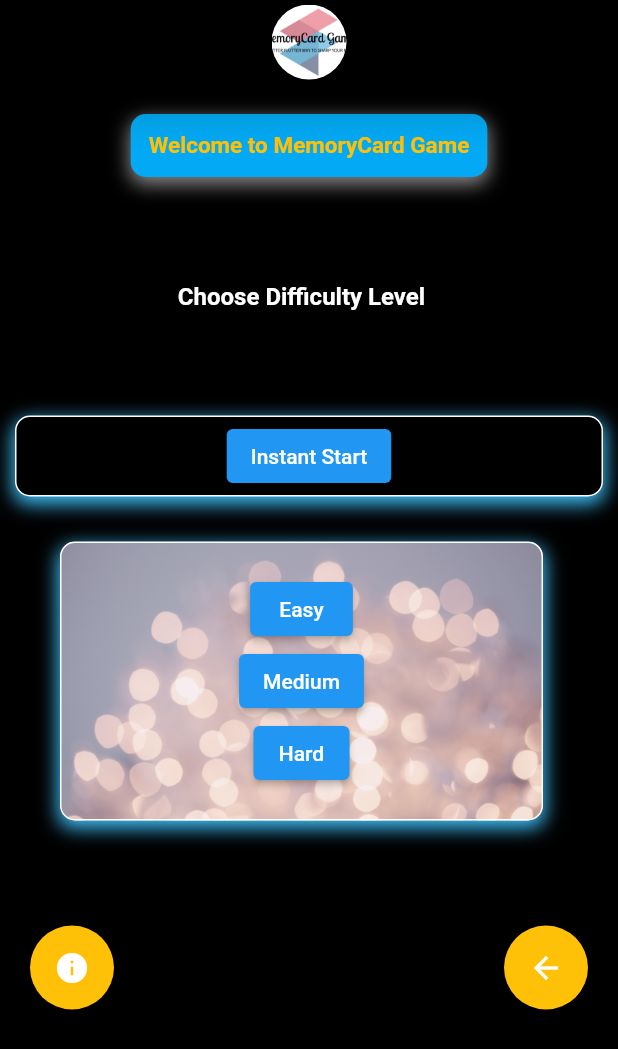
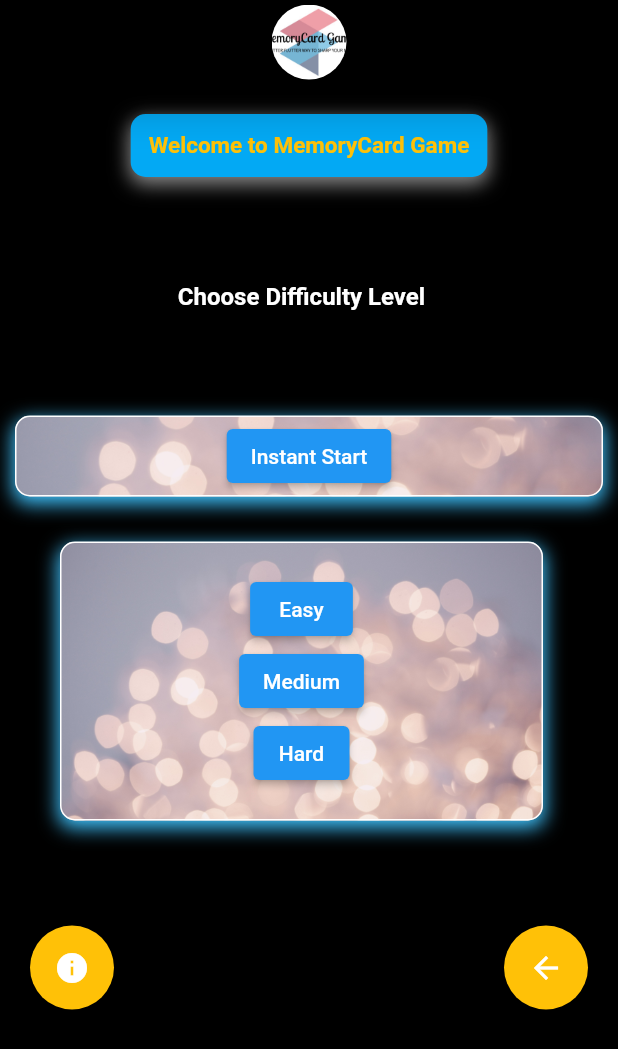
Before and after one commit to P01Sensai/MemoryCard-Game, a Flutter app: the screen it shows after launch, on a phone screen of 412 x 824 dp. Shown: the top 1049 px of the screen. Run offline on Flutter 3.47's test engine with Material 2 defaults, Android fonts, the phone set to English and light mode, and no system bars; our stand-ins replace animated_splash_screen, flutter_native_splash, page_transition.

Commit message:
newstart.dart page update

```diff
--- a/lib/newstart.dart
+++ b/lib/newstart.dart
@@ -98,6 +98,10 @@
             margin: const EdgeInsets.fromLTRB(10, 10, 10, 10),
             //color: Colors.blue,
             decoration: BoxDecoration(
+                image: const DecorationImage(
+                  image: AssetImage('assets/alexander-grey-62vi3TG5EDg-unsplash.jpg'),
+                  fit: BoxFit.cover,
+                ),
               border: Border.all(width: 1,color: Colors.white),
               borderRadius: const BorderRadius.all( Radius.circular(10)) ,
               color: Colors.black,
@@ -113,6 +117,7 @@
             child: Center(
               child: Column(
                 mainAxisAlignment: MainAxisAlignment.center,
+
                 children: [
                   ElevatedButton(
                     onPressed: () {
@@ -152,7 +157,6 @@
               child: Column(
                 mainAxisAlignment: MainAxisAlignment.center,
                 children: [
-
                   ElevatedButton(onPressed: (){
                     Navigator.of(context).pop();
                     Navigator.push(context, MaterialPageRoute(builder: (context)=>const MemoryCardGameLevel1()));
```
